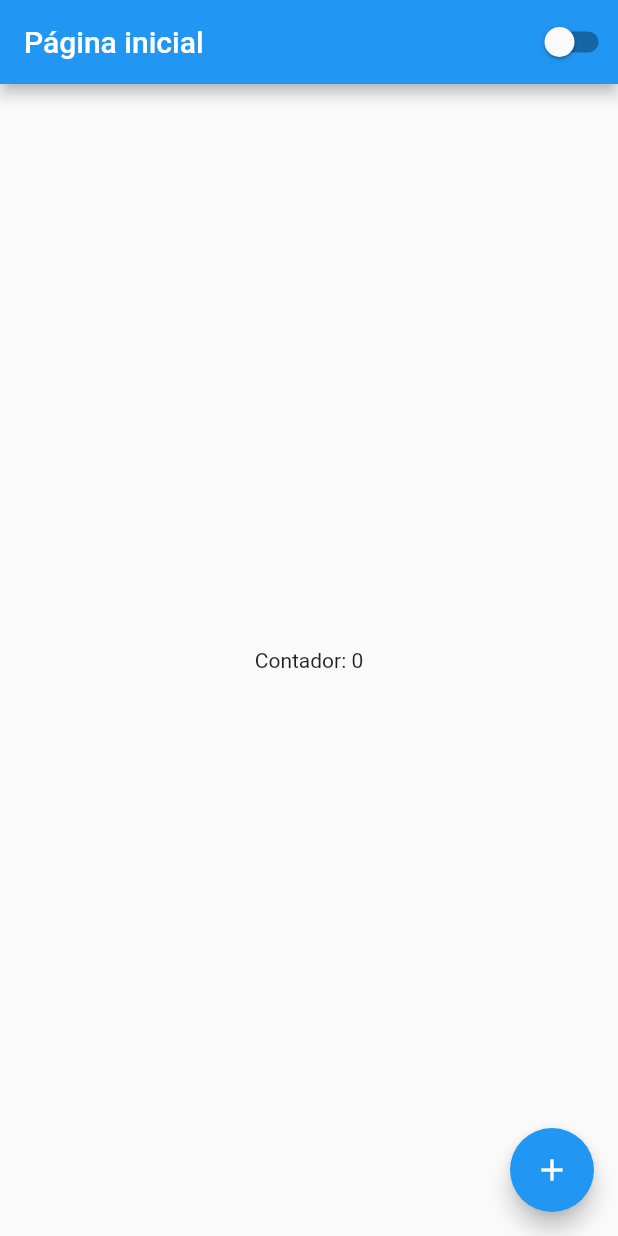
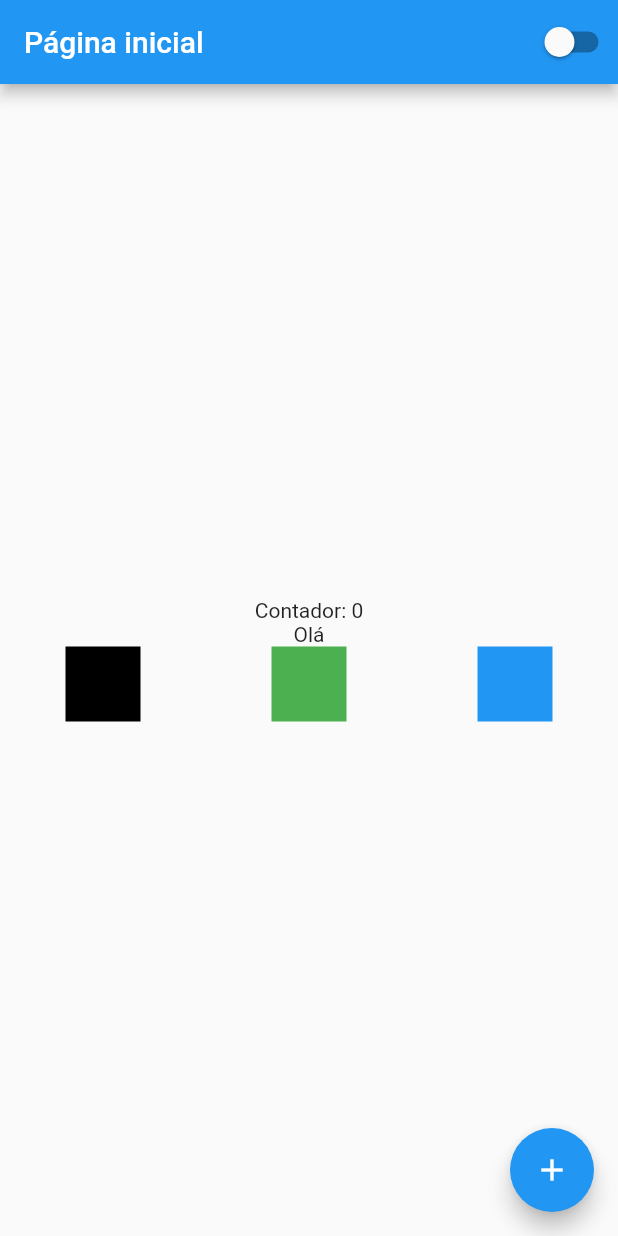
Before and after one commit to lucasantoniodev/curso_flutterando_2020, a Flutter app: the screen it shows after launch, on a phone screen of 412 x 824 dp. Run offline on Flutter 3.47's test engine with Material 2 defaults, Android fonts, the light colour scheme and no system bars.

Commit message:
#15 - Rows

```diff
--- a/lib/pages/home_page.dart
+++ b/lib/pages/home_page.dart
@@ -23,6 +23,26 @@ class _HomePageState extends State<HomePage> {
           mainAxisAlignment: MainAxisAlignment.center,
           children: [
             Text('Contador: $counter'),
+            const Text('Olá'),
+            Row(
+              mainAxisAlignment: MainAxisAlignment.spaceAround,
+              children: [
+              Container(
+                height: 50,
+                width: 50,
+                color: Colors.black
+              ),
+              Container(
+                height: 50,
+                width: 50,
+                color: Colors.green
+              ),
+              Container(
+                height: 50,
+                width: 50,
+                color: Colors.blue
+              ),
+            ],)
           ],
         ),
       ),
```
